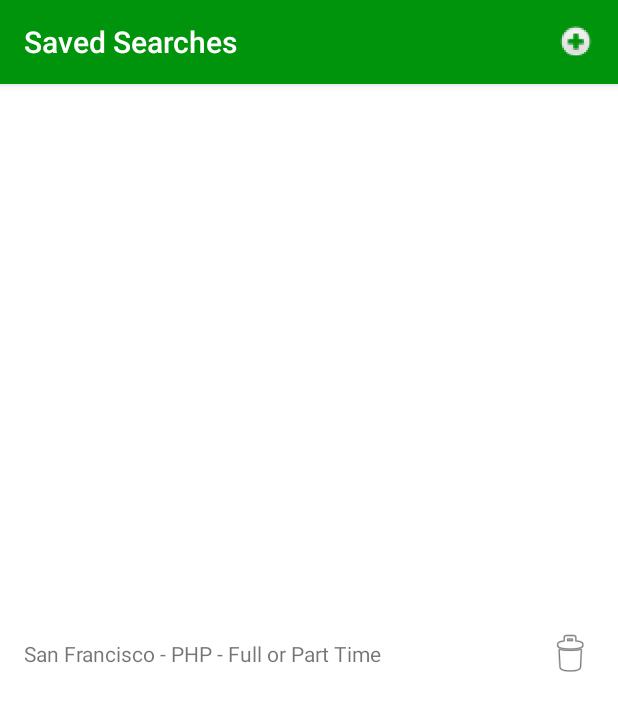
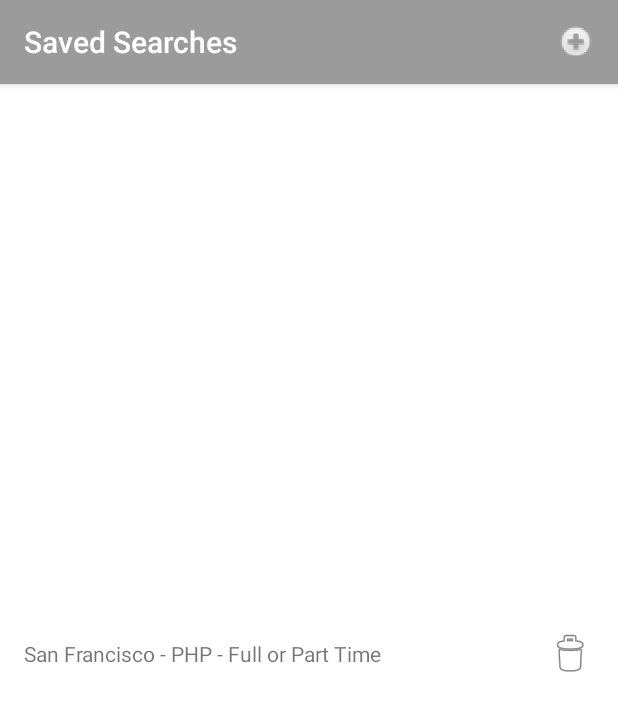
Before and after one commit to JenniferVanderputten/GitHubJobs, an Android app: the screen it shows after launch (ViewSearchesActivity), on a phone screen of 412 x 824 dp. Shown: the top 711 px of the screen. Run offline under Robolectric (Android 15) with nearby library versions, the phone set to English and light mode, and no system bars; libraries missing offline, so code that uses them is left out: com.loopj.android.

Commit message:
Added a check to ensure that the same search will not be added twice.  It checks against values case-insensitive but does not trim whitespace.  Also changed the app advertised name to "Jobs" from "GitHub Jobs" in order to comply with GitHub name usage guidelines.  Changed the app icon from the default android icon to a custom icon.

```diff
--- a/app/src/main/java/com/jpvander/githubjobs/dataset/contract/SavedSearchesContract.java
+++ b/app/src/main/java/com/jpvander/githubjobs/dataset/contract/SavedSearchesContract.java
@@ -27,6 +27,7 @@ public final class SavedSearchesContract {
     public static final String SQL_DELETE_TABLE = "DROP TABLE IF EXISTS " + TABLE_NAME;
     public static final String SQL_DELETE_RECORD = "DELETE FROM " + TABLE_NAME + " WHERE ";
     public static final String SQL_SELECT_ALL = "SELECT * FROM " + TABLE_NAME;
+    public static final String SQL_SELECT_WHERE = "SELECT * FROM " + TABLE_NAME + " WHERE ";
 
     // To prevent accidental instantiation
     @SuppressWarnings("unused")
--- a/app/src/main/java/com/jpvander/githubjobs/dataset/helper/SavedSearchesDbHelper.java
+++ b/app/src/main/java/com/jpvander/githubjobs/dataset/helper/SavedSearchesDbHelper.java
@@ -39,17 +39,35 @@ public class SavedSearchesDbHelper extends SQLiteOpenHelper {
         database.close();
     }
 
-    public void insertRow(GitHubJob job) {
+    public boolean insertRow(GitHubJob job) {
+        SQLiteDatabase database = this.getReadableDatabase();
+        String findRecords = SavedSearchesContract.SQL_SELECT_WHERE
+                + sqlEquality(SavedSearchesContract.Search.COLUMN_NAME_LOCATION, job.getLocation()) + " AND "
+                + sqlEquality(SavedSearchesContract.Search.COLUMN_NAME_DESCRIPTION, job.getDescription()) + " AND "
+                + sqlEquality(SavedSearchesContract.Search.COLUMN_NAME_FULL_TIME, job.isFullTime().toString()) + " AND "
+                + sqlEquality(SavedSearchesContract.Search.COLUMN_NAME_PART_TIME, job.isPartTime().toString());
+        Cursor cursor = database.rawQuery(findRecords, null);
+
+        if (cursor.getCount() > 0) {
+            cursor.close();
+            database.close();
+            return false;
+        }
+        else {
+            database.close();
+        }
+
         ContentValues savedSearchValues = new ContentValues();
         savedSearchValues.put(SavedSearchesContract.Search.COLUMN_NAME_LOCATION, job.getLocation());
         savedSearchValues.put(SavedSearchesContract.Search.COLUMN_NAME_DESCRIPTION, job.getDescription());
         savedSearchValues.put(SavedSearchesContract.Search.COLUMN_NAME_FULL_TIME, job.isFullTime().toString());
         savedSearchValues.put(SavedSearchesContract.Search.COLUMN_NAME_PART_TIME, job.isPartTime().toString());
 
-        SQLiteDatabase database = this.getWritableDatabase();
+        database = this.getWritableDatabase();
         long id = database.insert(SavedSearchesContract.TABLE_NAME, null, savedSearchValues);
         database.close();
         job.setSavedSearchId(id);
+        return true;
     }
 
     public GitHubJobs getSavedSearches() {
@@ -88,4 +106,8 @@ public class SavedSearchesDbHelper extends SQLiteOpenHelper {
         database.close();
         return rowCount;
     }
+
+    private String sqlEquality(String columnName, String value) {
+        return "UPPER(" + columnName + ") = UPPER(\"" + value + "\")";
+    }
 }
--- a/app/src/main/java/com/jpvander/githubjobs/helper/LocationServiceHelper.java
+++ b/app/src/main/java/com/jpvander/githubjobs/helper/LocationServiceHelper.java
@@ -19,7 +19,7 @@ import java.util.Locale;
 public class LocationServiceHelper {
 
     private static final int LOCATION_ACCESS_REQUEST = 111;
-    private static final String LOG_LABEL = "GitHubJobs";
+    private static final String LOG_LABEL = "Jobs";
     private static final String[] permissions = {Manifest.permission.ACCESS_FINE_LOCATION};
 
     private boolean shouldShowRationale;
--- a/app/src/main/java/com/jpvander/githubjobs/rest/response/OnGetPositionsResponseCallback.java
+++ b/app/src/main/java/com/jpvander/githubjobs/rest/response/OnGetPositionsResponseCallback.java
@@ -12,7 +12,7 @@ import org.json.JSONObject;
 
 public class OnGetPositionsResponseCallback implements OnJsonResponseCallback {
 
-    private static final String LOG_LABEL = "GitHubJobs";
+    private static final String LOG_LABEL = "Jobs";
     private static final String UNEXPECTED_RESPONSE = "Response was not expected: ";
 
     private final SearchResultsCallback callback;
--- a/app/src/main/java/com/jpvander/githubjobs/ui/adapter/SavedSearchesViewAdapter.java
+++ b/app/src/main/java/com/jpvander/githubjobs/ui/adapter/SavedSearchesViewAdapter.java
@@ -18,7 +18,7 @@ import com.jpvander.githubjobs.ui.holder.RecyclerTextViewAndImageButtonHolder;
 
 public class SavedSearchesViewAdapter extends RecyclerView.Adapter<RecyclerTextViewAndImageButtonHolder> {
 
-    private static final String LOG_LABEL = "GitHubJobs";
+    private static final String LOG_LABEL = "Jobs";
     private static final String LISTENER_IS_NULL = " listener is NULL";
     private static final String DELETE_SEARCH_PREPEND = "Delete the following saved search?\n\n";
     private static final String DELETE_YES = "Yes, delete";
--- a/app/src/main/res/values/colors.xml
+++ b/app/src/main/res/values/colors.xml
@@ -1,6 +1,11 @@
 <?xml version="1.0" encoding="utf-8"?>
 <resources>
+<!--
     <color name="colorPrimary">#00940c</color>
     <color name="colorPrimaryDark">#00800b</color>
     <color name="colorAccent">#00940c</color>
+-->
+    <color name="colorPrimary">#9B9B9B</color>
+    <color name="colorPrimaryDark">#656565</color>
+    <color name="colorAccent">#9B9B9B</color>
 </resources>
--- a/app/src/main/res/values/strings.xml
+++ b/app/src/main/res/values/strings.xml
@@ -1,6 +1,6 @@
 <resources>
     <string name="add_search_hint">Add a search</string>
-    <string name="app_name">GitHub Jobs</string>
+    <string name="app_name">Jobs</string>
     <string name="company_log_alt_text">Company Logo</string>
     <string name="default_description">PHP</string>
     <string name="default_location">San Francisco</string>
@@ -22,6 +22,7 @@
     <string name="search_page_hint">Search this page</string>
     <string name="search_results_title">Search Results</string>
     <string name="spinner_getting_location">Getting location&#8230;</string>
-    <string name="spinner_searching_jobs">Searching GitHub Jobs&#8230;</string>
+    <string name="spinner_searching_jobs">Searching Jobs&#8230;</string>
     <string name="delete_alt_text">Delete this item</string>
+    <string name="oops_thanks">Oops, thanks</string>
 </resources>
```
Also changed, not shown: app/src/main/java/com/jpvander/githubjobs/fragment/NewSearchFragment.java (+25 -7 lines), app/src/main/ic_launcher-web.png (added), app/src/main/res/mipmap-hdpi/ic_launcher.png, app/src/main/res/mipmap-mdpi/ic_launcher.png, app/src/main/res/mipmap-xhdpi/ic_launcher.png, app/src/main/res/mipmap-xxhdpi/ic_launcher.png, app/src/main/res/mipmap-xxxhdpi/ic_launcher.png.
